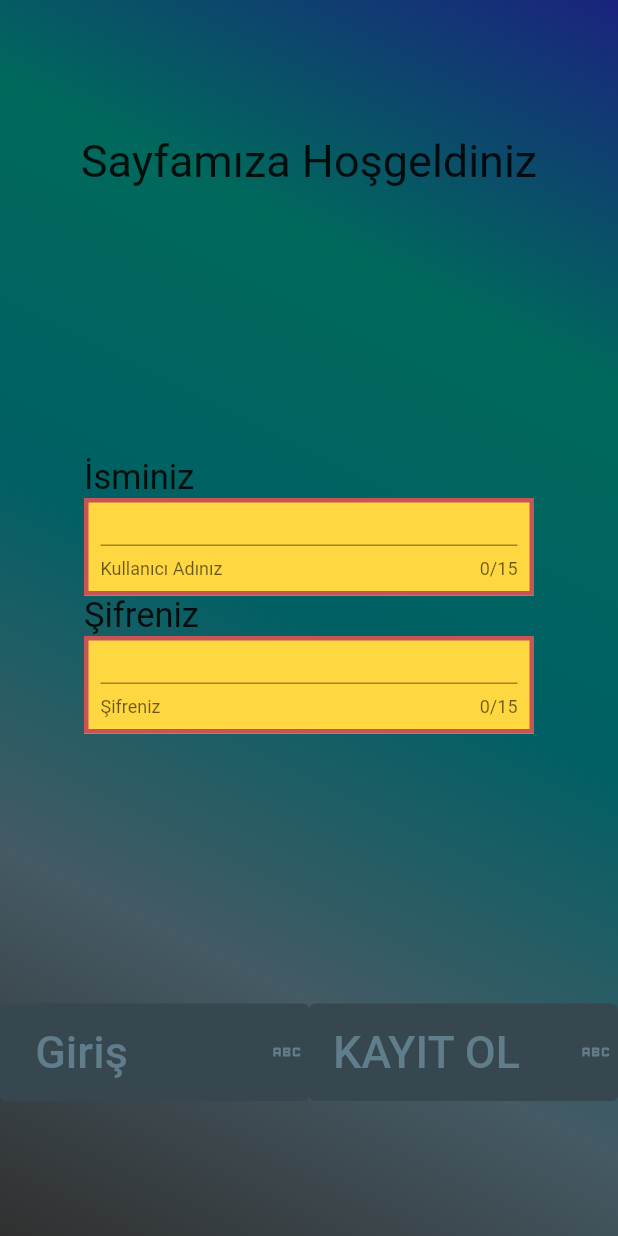
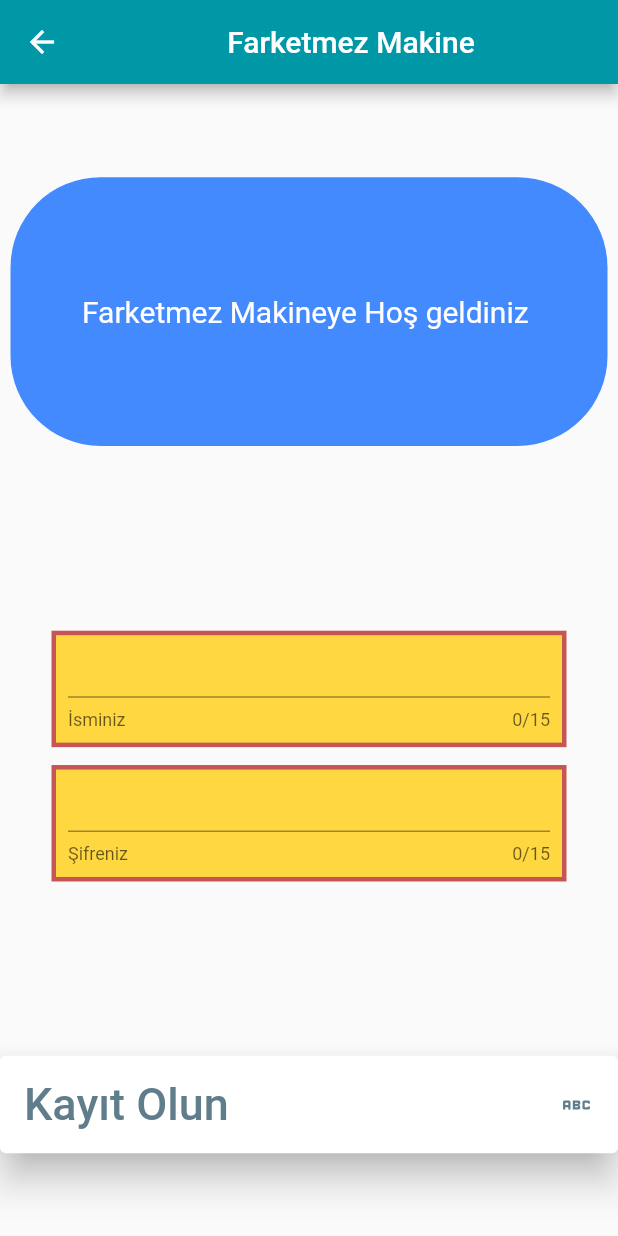
Before and after one commit to EskiDostum/3301456_203301078, a Flutter app: the screen it shows after launch, after a tap on "KAYIT OL", on a phone screen of 412 x 824 dp. Run offline on Flutter 3.47's test engine with Material 2 defaults, Android fonts, the light colour scheme and no system bars; our stand-ins replace flutter_screenutil, get.

Commit message:
31.03.2022 22:05

```diff
--- /dev/null
+++ b/lib/models/insaninfo.dart
@@ -0,0 +1,4 @@
+import 'package:mobilprogramlamaodev/pages/kayitol.dart';
+
+String isimk = KayitOlPage.nametext.text;
+String sifrek = KayitOlPage.passwordtext.text;
--- a/lib/pages/errorpage.dart
+++ b/lib/pages/errorpage.dart
@@ -1,6 +1,6 @@
 import 'package:flutter/material.dart';
 import 'package:flutter_screenutil/flutter_screenutil.dart';
-import 'package:mobilprogramlamaodev/constants.dart';
+import 'package:mobilprogramlamaodev/widgets/constants.dart';
 import '../widgets/drawerbuild.dart';
 
 class ErrorPage extends StatelessWidget {
--- a/lib/pages/homepage.dart
+++ b/lib/pages/homepage.dart
@@ -1,11 +1,11 @@
 import 'package:flutter/material.dart';
 import 'package:get/get.dart';
-import 'package:mobilprogramlamaodev/constants.dart';
+import 'package:mobilprogramlamaodev/widgets/constants.dart';
 import 'package:mobilprogramlamaodev/routes/apppages.dart';
-import 'package:mobilprogramlamaodev/models/veriler.dart';
+import 'package:mobilprogramlamaodev/models/imagelist.dart';
 import 'package:mobilprogramlamaodev/widgets/drawerbuild.dart';
 import 'package:mobilprogramlamaodev/widgets/home_scrollvie_widget.dart';
-import '../colors.dart';
+import '../models/colors.dart';
 
 class HomePage extends StatelessWidget {
   const HomePage({Key? key}) : super(key: key);
--- /dev/null
+++ b/lib/pages/kayitol.dart
@@ -0,0 +1,86 @@
+import 'package:flutter/material.dart';
+import 'package:flutter_screenutil/flutter_screenutil.dart';
+import 'package:mobilprogramlamaodev/widgets/constants.dart';
+import 'package:mobilprogramlamaodev/pages/person_update.dart';
+import 'package:mobilprogramlamaodev/widgets/butonbuild1.dart';
+import 'package:mobilprogramlamaodev/widgets/textformfieldbuild.dart';
+
+class KayitOlPage extends StatefulWidget {
+  const KayitOlPage({Key? key}) : super(key: key);
+  static TextEditingController nametext = TextEditingController();
+  static TextEditingController passwordtext = TextEditingController();
+  @override
+  State<KayitOlPage> createState() => _KayitOlPageState();
+}
+
+class _KayitOlPageState extends State<KayitOlPage> {
+  @override
+  Widget build(BuildContext context) {
+    return Scaffold(
+      appBar: appbar,
+      body: Column(
+        mainAxisAlignment: MainAxisAlignment.spaceAround,
+        children: [
+          Padding(
+            padding: const EdgeInsets.all(7),
+            child: Container(
+              width: 350.w,
+              height: 150.h,
+              decoration: BoxDecoration(
+                color: Colors.blueAccent,
+                borderRadius: BorderRadius.circular(60),
+              ),
+              child: const Center(
+                  child: Text(
+                "Farketmez Makineye Hoş geldiniz ",
+                style: TextStyle(color: Colors.white, fontSize: 20),
+              )),
+            ),
+          ),
+          // İnput girişlerinin olduğu textformfield
+          SizedBox(
+            width: 355.w,
+            height: 150.h,
+            child: Column(
+              mainAxisAlignment: MainAxisAlignment.spaceAround,
+              children: [
+                SizedBox(
+                  width: 300.w,
+                  height: 65.h,
+                  child: buildinput(
+                      helpertext: "İsminiz ", controller: KayitOlPage.nametext),
+                ),
+                SizedBox(
+                  width: 300.w,
+                  height: 65.h,
+                  child: buildinput(
+                      helpertext: "Şifreniz ",
+                      controller: KayitOlPage.passwordtext),
+                ),
+              ],
+            ),
+          ),
+          // buton kısmı
+          SizedBox(
+            child: Row(
+              children: [
+                Flexible(
+                    fit: FlexFit.tight,
+                    child: butonbuild(
+                        text: "Kayıt Olun",
+                        onPressed: () {
+                          showDialog(
+                              context: context,
+                              builder: (BuildContext context) {
+                                return alertDialoga();
+                              });
+                          setState(() {});
+                        }))
+              ],
+            ),
+          )
+        ],
+      ),
+    );
+  }
+}
--- a/lib/pages/product/producsettings.dart
+++ b/lib/pages/product/producsettings.dart
@@ -1,11 +1,11 @@
 import 'package:flutter/material.dart';
 import 'package:get/get.dart';
-import 'package:mobilprogramlamaodev/constants.dart';
+import 'package:mobilprogramlamaodev/widgets/constants.dart';
 import 'package:mobilprogramlamaodev/routes/apppages.dart';
 import 'package:mobilprogramlamaodev/widgets/butonbuild1.dart';
 import 'package:mobilprogramlamaodev/widgets/drawerbuild.dart';
 
-import '../../colors.dart';
+import '../../models/colors.dart';
 
 class ProductSettingPage extends StatelessWidget {
   const ProductSettingPage({Key? key}) : super(key: key);
--- a/lib/pages/product/productkaristiricipage.dart
+++ b/lib/pages/product/productkaristiricipage.dart
@@ -1,11 +1,11 @@
 import 'package:flutter/material.dart';
-import 'package:mobilprogramlamaodev/constants.dart';
+import 'package:mobilprogramlamaodev/widgets/constants.dart';
 import 'package:mobilprogramlamaodev/models/%C3%BCr%C3%BCnverileri.dart';
-import 'package:mobilprogramlamaodev/models/veriler.dart';
+import 'package:mobilprogramlamaodev/models/imagelist.dart';
 import 'package:mobilprogramlamaodev/widgets/drawerbuild.dart';
 import 'package:mobilprogramlamaodev/widgets/itemviewbuild.dart';
 
-import '../../colors.dart';
+import '../../models/colors.dart';
 
 class Karistiricipage extends StatelessWidget {
   const Karistiricipage({Key? key}) : super(key: key);
--- a/lib/pages/product/productkiymapage.dart
+++ b/lib/pages/product/productkiymapage.dart
@@ -1,11 +1,11 @@
 import 'package:flutter/material.dart';
-import 'package:mobilprogramlamaodev/constants.dart';
+import 'package:mobilprogramlamaodev/widgets/constants.dart';
 import 'package:mobilprogramlamaodev/models/%C3%BCr%C3%BCnverileri.dart';
-import 'package:mobilprogramlamaodev/models/veriler.dart';
+import 'package:mobilprogramlamaodev/models/imagelist.dart';
 import 'package:mobilprogramlamaodev/widgets/drawerbuild.dart';
 import 'package:mobilprogramlamaodev/widgets/itemviewbuild.dart';
 
-import '../../colors.dart';
+import '../../models/colors.dart';
 
 class Kiymapage extends StatelessWidget {
   const Kiymapage({Key? key}) : super(key: key);
--- a/lib/pages/product/producttesterepage.dart
+++ b/lib/pages/product/producttesterepage.dart
@@ -1,11 +1,11 @@
 import 'package:flutter/material.dart';
-import 'package:mobilprogramlamaodev/constants.dart';
+import 'package:mobilprogramlamaodev/widgets/constants.dart';
 import 'package:mobilprogramlamaodev/models/%C3%BCr%C3%BCnverileri.dart';
-import 'package:mobilprogramlamaodev/models/veriler.dart';
+import 'package:mobilprogramlamaodev/models/imagelist.dart';
 import 'package:mobilprogramlamaodev/widgets/drawerbuild.dart';
 import 'package:mobilprogramlamaodev/widgets/itemviewbuild.dart';
 
-import '../../colors.dart';
+import '../../models/colors.dart';
 
 class Testerepage extends StatelessWidget {
   const Testerepage({Key? key}) : super(key: key);
--- a/lib/pages/settings.dart
+++ b/lib/pages/settings.dart
@@ -1,8 +1,8 @@
 import 'package:flutter/material.dart';
 import 'package:get/route_manager.dart';
-import 'package:mobilprogramlamaodev/constants.dart';
+import 'package:mobilprogramlamaodev/widgets/constants.dart';
 import 'package:mobilprogramlamaodev/pages/person_update.dart';
-import '../colors.dart';
+import '../models/colors.dart';
 import '../widgets/butonbuild1.dart';
 import '../widgets/drawerbuild.dart';
 import 'errorpage.dart';
@@ -22,7 +22,7 @@ class Settings extends StatelessWidget {
           butonbuild(
               text: "Kişisel Bilgileri Güncelle",
               onPressed: () {
-                Get.to(const PersonUpdate());
+                Get.to(PersonUpdate());
               }),
           butonbuild(
               text: "Kart Bilgileri",
--- a/lib/pages/signinpage.dart
+++ b/lib/pages/signinpage.dart
@@ -6,7 +6,8 @@ import 'package:mobilprogramlamaodev/widgets/textformfieldbuild.dart';
 
 class SignInpage extends StatelessWidget {
   const SignInpage({Key? key}) : super(key: key);
-
+  static final TextEditingController nametext = TextEditingController();
+  static final TextEditingController passwordtext = TextEditingController();
   @override
   Widget build(BuildContext context) {
     return Scaffold(
@@ -42,7 +43,9 @@ class SignInpage extends StatelessWidget {
                       SizedBox(
                         height: 65,
                         width: 300,
-                        child: buildinput(helpertext: "Kullanıcı Adınız"),
+                        child: buildinput(
+                            helpertext: "Kullanıcı Adınız",
+                            controller: nametext),
                       ),
                       const Text(
                         "Şifreniz",
@@ -51,7 +54,8 @@ class SignInpage extends StatelessWidget {
                       SizedBox(
                         height: 65,
                         width: 300,
-                        child: buildinput(helpertext: "Şifreniz"),
+                        child: buildinput(
+                            helpertext: "Şifreniz", controller: passwordtext),
                       ),
                     ]),
               ),
@@ -74,7 +78,9 @@ class SignInpage extends StatelessWidget {
                       child: butonbuild(
                           buttonColor: Colors.blueGrey.shade800,
                           text: "KAYIT OL",
-                          onPressed: () {},
+                          onPressed: () {
+                            Get.toNamed(Routes.SIGNUP);
+                          },
                           valuelevation: 0))
                 ],
               )
--- a/lib/routes/apppages.dart
+++ b/lib/routes/apppages.dart
@@ -1,6 +1,7 @@
 // ignore_for_file: constant_identifier_names, prefer_const_constructors
 
 import 'package:get/get.dart';
+import 'package:mobilprogramlamaodev/pages/kayitol.dart';
 import 'package:mobilprogramlamaodev/pages/signinpage.dart';
 import 'package:mobilprogramlamaodev/pages/errorpage.dart';
 import 'package:mobilprogramlamaodev/pages/homepage.dart';
@@ -16,7 +17,7 @@ import 'package:mobilprogramlamaodev/pages/settings.dart';
 part 'approuters.dart';
 
 class AppPages {
-  static const INITIAL = Routes.SIGNUP;
+  static const INITIAL = Routes.SIGNIN;
   static final routes = [
     GetPage(name: "/errorpage", page: () => ErrorPage()),
     GetPage(name: "/homepage", page: () => HomePage()),
@@ -26,6 +27,7 @@ class AppPages {
     GetPage(name: "/ProductSettingPage", page: () => ProductSettingPage()),
     GetPage(name: "/Kiymapage", page: () => Kiymapage()),
     GetPage(name: "/Testerepage", page: () => Testerepage()),
-    GetPage(name: "/Karistiricipage", page: () => Karistiricipage())
+    GetPage(name: "/Karistiricipage", page: () => Karistiricipage()),
+    GetPage(name: "/KayitOlPage", page: () => KayitOlPage()),
   ];
 }
--- a/lib/routes/approuters.dart
+++ b/lib/routes/approuters.dart
@@ -5,11 +5,12 @@ part of 'apppages.dart';
 abstract class Routes {
   static const ERROR = "/errorpage";
   static const HOME = "/homepage";
-  static const SIGNUP = "/SignInpage";
+  static const SIGNIN = "/SignInpage";
   static const SETTINGS = "/Settings";
   static const PERSONUPDATE = "/PersonUpdate";
   static const PRODUCSET = "/ProductSettingPage";
   static const KIYMA = "/Kiymapage";
   static const TESTERE = "/Testerepage";
   static const KARISTIRICI = "/Karistiricipage";
+  static const SIGNUP = "/KayitOlPage";
 }
--- a/lib/widgets/drawerbuild.dart
+++ b/lib/widgets/drawerbuild.dart
@@ -59,12 +59,12 @@ class DrawerBuildWidget extends StatelessWidget {
                   icon: Icons.login,
                   text: "Giriş ",
                   onPressed: () {
-                    Get.toNamed(Routes.SIGNUP);
+                    Get.toNamed(Routes.SIGNIN);
                   }),
               butonbuild2(
                   text: "Çıkış",
                   onPressed: () {
-                    Get.toNamed(Routes.SIGNUP);
+                    Get.toNamed(Routes.SIGNIN);
                   },
                   icon: Icons.logout)
             ],
--- a/lib/widgets/itemviewbuild.dart
+++ b/lib/widgets/itemviewbuild.dart
@@ -1,6 +1,6 @@
 import 'package:flutter/material.dart';
 import 'package:flutter_screenutil/flutter_screenutil.dart';
-import 'package:mobilprogramlamaodev/colors.dart';
+import 'package:mobilprogramlamaodev/models/colors.dart';
 
 //eşyaların yazıları ile birlikte ayrıntılı gösterildiği widget tasarımıdır
 //
--- a/lib/widgets/textformfieldbuild.dart
+++ b/lib/widgets/textformfieldbuild.dart
@@ -3,6 +3,7 @@ import 'package:flutter/material.dart';
 Widget buildinput({
   required String helpertext,
   String? initialtext,
+  required TextEditingController controller,
 }) {
   return Scaffold(
     body: Center(
@@ -19,6 +20,7 @@ Widget buildinput({
           // borderRadius: const BorderRadius.all( Radius.circular(50), çerçeviyi kenarlarını yuvarlak yapıyordu
         ),
         child: TextFormField(
+            controller: controller,
             maxLength: 15,
             initialValue: initialtext,
             decoration: InputDecoration(
```
Also changed, not shown: lib/pages/person_update.dart (+53 -9 lines), lib/models/colors.dart (renamed from lib/colors.dart), lib/models/imagelist.dart (renamed from lib/models/veriler.dart), lib/widgets/constants.dart (renamed from lib/constants.dart).
